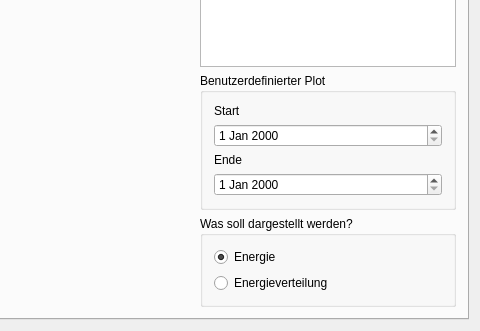
Before: the Qt Designer form src/ui/qsolanizer.ui in taxus13/QSolanizer, drawn with Qt 5; both pictures show x 549 to 1029 and y 342 to 673 of the 1029 by 673 pixel window.
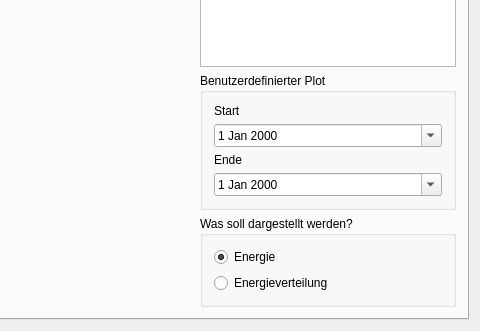
After: the same form once the commit is applied. The open tabs and pages were chosen to show the change. Icons and pictures are not drawn. Custom widgets are drawn as their Qt base class.

Diff of the .ui file:
```diff
--- a/src/ui/qsolanizer.ui
+++ b/src/ui/qsolanizer.ui
@@ -457,7 +457,11 @@
                     </widget>
                    </item>
                    <item>
-                    <widget class="QDateEdit" name="dateEditStart"/>
+                    <widget class="QDateEdit" name="dateEditStart">
+                     <property name="calendarPopup">
+                      <bool>true</bool>
+                     </property>
+                    </widget>
                    </item>
                    <item>
                     <widget class="QLabel" name="label_2">
@@ -467,7 +471,11 @@
                     </widget>
                    </item>
                    <item>
-                    <widget class="QDateEdit" name="dateEditEnd"/>
+                    <widget class="QDateEdit" name="dateEditEnd">
+                     <property name="calendarPopup">
+                      <bool>true</bool>
+                     </property>
+                    </widget>
                    </item>
                   </layout>
                   <zorder>label</zorder>
```
Left out of the diff: 2 changed lines with no effect on the pictures.
